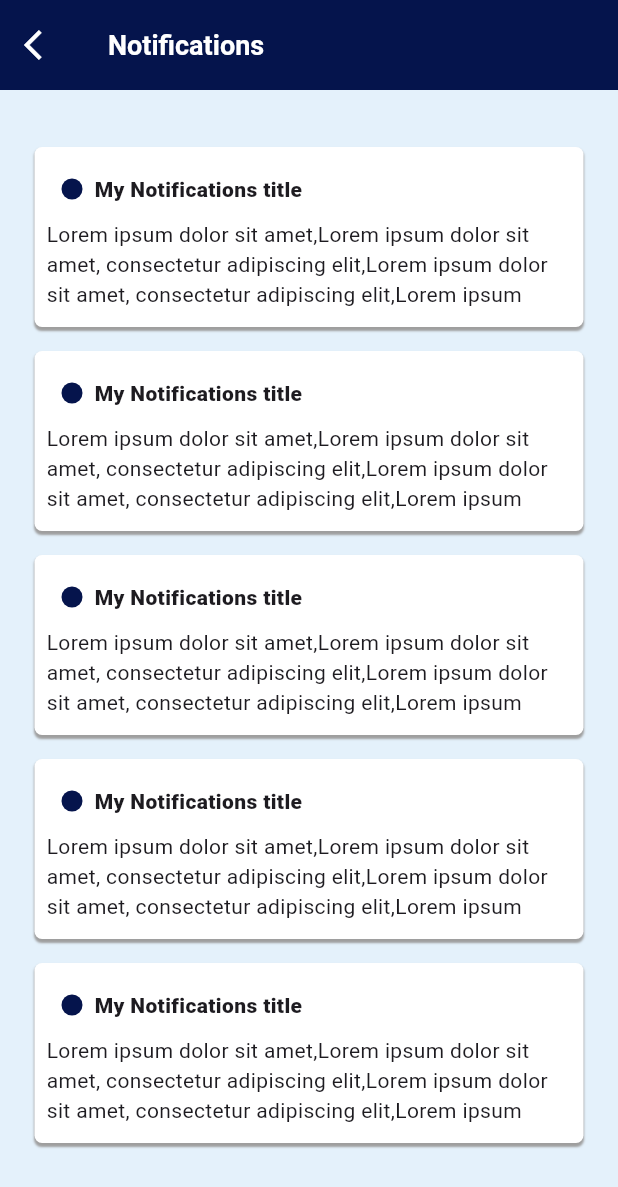
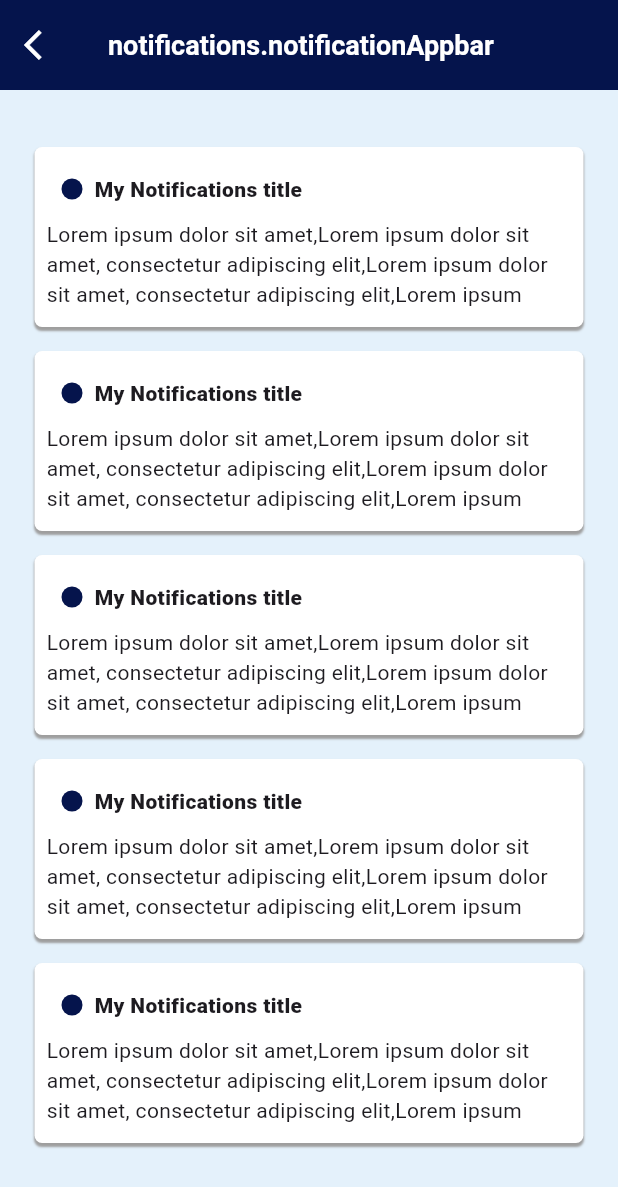
Before and after one commit to AthiraaAthi/project_way, a Flutter app: the NotificationScreen screen opened directly, on a phone screen of 412 x 824 dp. Shown: the top 1187 px of the screen. Run offline on Flutter 3.47's test engine with Material 3 defaults, Android fonts, the phone set to English and light mode, and no system bars; our stand-ins replace carousel_slider, easy_localization, fl_chart, flutter_toggle_tab, pinput, table_calendar and 1 more.

Commit message:
started applying json to notification screen

```diff
--- a/lib/view/notifications_screen/notifications_screen.dart
+++ b/lib/view/notifications_screen/notifications_screen.dart
@@ -29,7 +29,7 @@ class NotificationScreen extends StatelessWidget {
                     ),
             ),
             title: Text(
-              "Notifications",
+              "notifications.notificationAppbar",
               style: MediaQuery.of(context).size.width < 600
                   ? TextStyle(
                       color: Colors.white,
```
